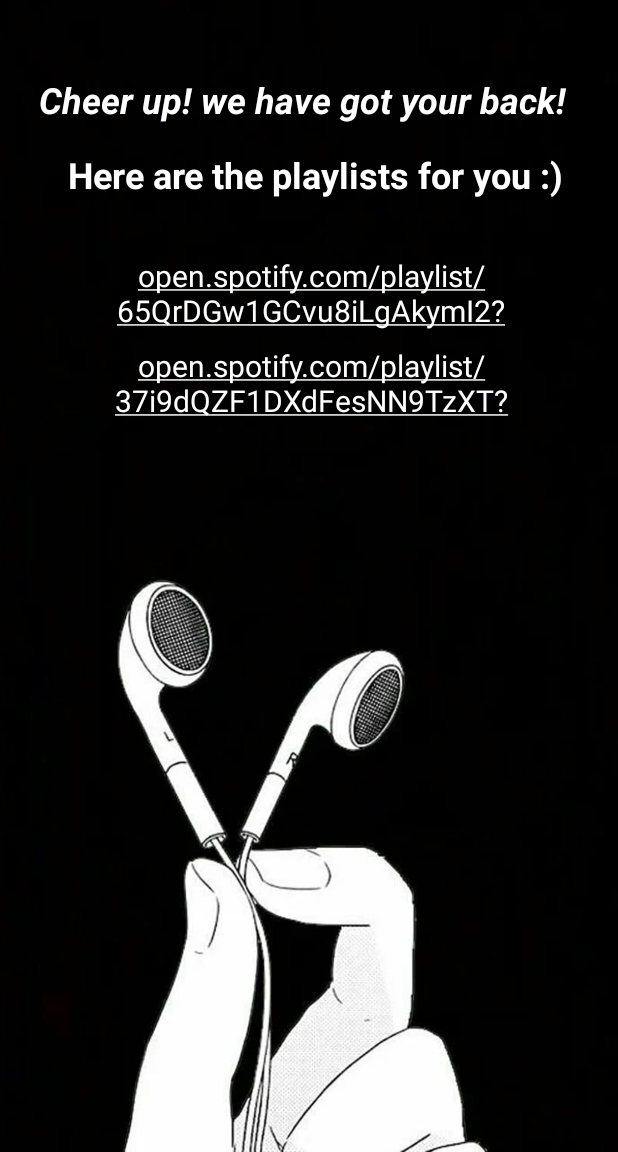
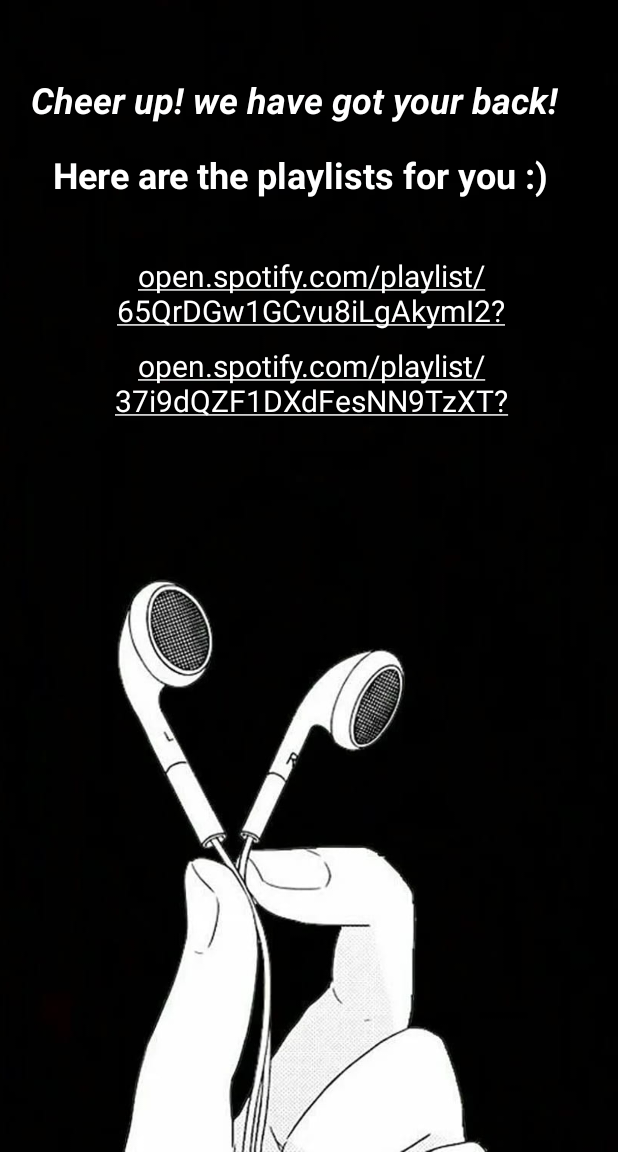
Before and after one commit to mehull20/Music_App, an Android app: the Emoji3Activity screen opened directly, with no data from a screen before it, on a phone screen of 412 x 824 dp, the part 84-1236 px from its top. Run offline under Robolectric (Android 15) with nearby library versions, the phone set to English and light mode, and no system bars.

Commit message:
stash commit

```diff
--- a/app/src/main/res/layout/activity_emoji1.xml
+++ b/app/src/main/res/layout/activity_emoji1.xml
@@ -28,7 +28,7 @@
         android:id="@+id/textView4"
         android:layout_width="wrap_content"
         android:layout_height="wrap_content"
-        android:layout_marginStart="40dp"
+        android:layout_marginStart="30dp"
         android:layout_marginTop="70dp"
         android:text="Looking for something positive?"
         android:textAlignment="center"
--- a/app/src/main/res/layout/activity_emoji3.xml
+++ b/app/src/main/res/layout/activity_emoji3.xml
@@ -17,7 +17,7 @@
         android:id="@+id/textView3"
         android:layout_width="wrap_content"
         android:layout_height="53dp"
-        android:layout_marginStart="45dp"
+        android:layout_marginStart="35dp"
         android:layout_marginTop="100dp"
         android:text="Here are the playlists for you :)"
         android:textColor="@color/white"
@@ -28,7 +28,7 @@
         android:id="@+id/textView4"
         android:layout_width="wrap_content"
         android:layout_height="wrap_content"
-        android:layout_marginStart="25dp"
+        android:layout_marginStart="20dp"
         android:layout_marginTop="50dp"
         android:text="Cheer up! we have got your back!"
         android:textAlignment="center"
--- a/app/src/main/res/layout/activity_emoji5.xml
+++ b/app/src/main/res/layout/activity_emoji5.xml
@@ -28,7 +28,7 @@
         android:id="@+id/textView4"
         android:layout_width="wrap_content"
         android:layout_height="wrap_content"
-        android:layout_marginStart="50dp"
+        android:layout_marginStart="40dp"
         android:layout_marginTop="70dp"
         android:text="Whooo! Someone looks happy~"
         android:textAlignment="center"
```
